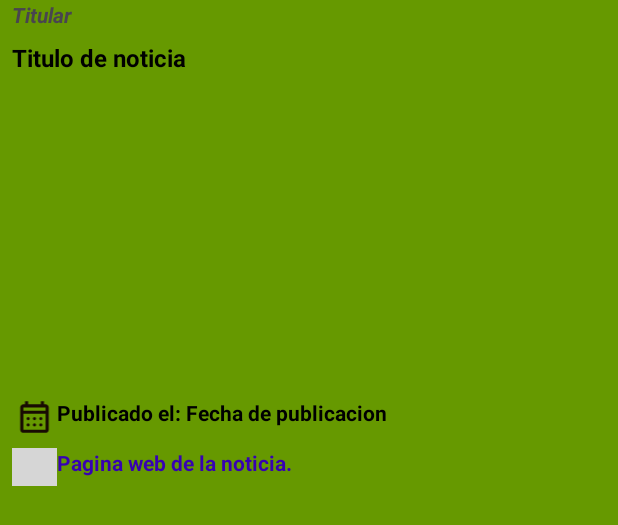
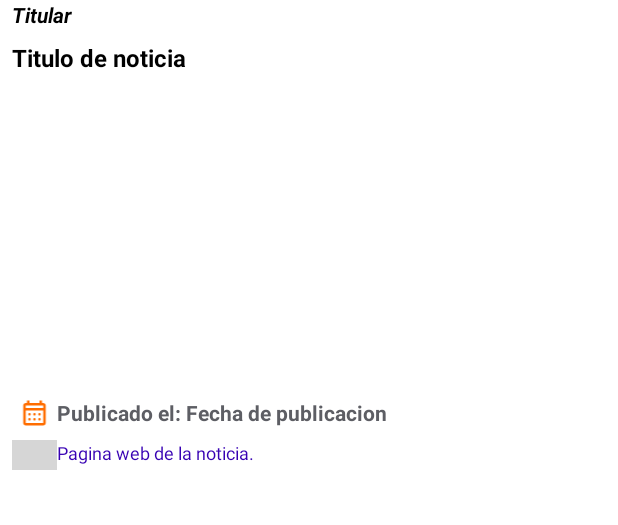
Before and after one commit to axel-anzules/beckendUTEQpagweb, an Android app: the layout noti_item.xml on its own in the app's theme, with its tools: preview values and no code run, on a phone screen of 412 x 824 dp. Shown: the top 525 px of the screen. Run offline under Robolectric (Android 15) with nearby library versions, the phone set to English and light mode, and no system bars; grey boxes are pictures that could not be loaded.

Commit message:
Refactor: Improve UI and add news link functionality
This commit introduces several UI improvements and new functionality:

- **UI Enhancements:**
    - `activity_main.xml`: Changed background to white, adjusted logo height and background, and modified top margin for the ListView.
    - `noti_item.xml`:
        - Changed background to white.
        - Updated text color for title, publication date, and category.
        - Adjusted icon sizes and tints for calendar and web icons.
        - Modified URL text view to be clickable, auto-link web URLs, and updated text size and style.
- **Functionality:**
    - `Adaptador_Noticia.java`:
        - Added functionality to open news URLs in a browser when clicked.
        - Set text color of the news category based on `colorIdentificador`.
        - Underlined and set the color of the news URL text.
    - `Noticia.java`:
        - Added `colorIdentificador` field to store the color for the news category.
        - Parsed `gtColorIdentf` from the JSON object to populate `colorIdentificador`.

```diff
--- a/app/src/main/java/com/example/beckenduteqpagweb/Noticia.java
+++ b/app/src/main/java/com/example/beckenduteqpagweb/Noticia.java
@@ -13,6 +13,7 @@ public class Noticia {
     private String urlimagen;
     private String fecha;
     private String urlnoticia;
+    private String colorIdentificador;
 
     private static final String BASE_URL_IMAGEN = "https://uteq.edu.ec/assets/images/news/pagina/";
     private static final String BASE_URL_NOTICIA = "https://uteq.edu.ec/es/comunicacion/noticia/";
@@ -33,6 +34,9 @@ public class Noticia {
     public String getUrlnoticia() { return urlnoticia; }
     public void setUrlnoticia(String urlnoticia) { this.urlnoticia = urlnoticia; }
 
+    public String getColorIdentificador() { return colorIdentificador; }
+    public void setColorIdentificador(String colorIdentificador) { this.colorIdentificador = colorIdentificador; }
+
     // Constructor que recibe un objeto JSON
     public Noticia(JSONObject jsonObject) {
         this.titulo = jsonObject.optString("ntTitular", "Sin título");
@@ -41,6 +45,7 @@ public class Noticia {
         // Obtener categoría si existe
         JSONObject categoriaObj = jsonObject.optJSONObject("objCategoriaNotc");
         this.categoria = (categoriaObj != null) ? categoriaObj.optString("gtTitular", "Sin categoría") : "Sin categoría";
+        this.colorIdentificador = (categoriaObj != null) ? categoriaObj.optString("gtColorIdentf", "#FFFFFF") : "#FFFFFF";
 
         // Construcción segura de URLs
         String portada = jsonObject.optString("ntUrlPortada", "");
--- a/app/src/main/res/layout/noti_item.xml
+++ b/app/src/main/res/layout/noti_item.xml
@@ -4,7 +4,7 @@
     xmlns:tools="http://schemas.android.com/tools"
     android:layout_width="match_parent"
     android:layout_height="match_parent"
-    android:background="@android:color/holo_green_dark">
+    android:background="@color/white">
 
     <TextView
         android:id="@+id/txtTitular"
@@ -14,6 +14,7 @@
         android:layout_marginEnd="8dp"
         android:text="Titular"
         android:textAlignment="viewStart"
+        android:textColor="@color/black"
         android:textSize="14sp"
         android:textStyle="bold|italic"
         app:layout_constraintEnd_toEndOf="parent"
@@ -63,17 +64,17 @@
         <ImageView
             android:id="@+id/imageView"
             android:layout_width="30sp"
-            android:layout_height="25sp"
+            android:layout_height="20sp"
             android:layout_gravity="start"
-            android:tint="#180B02"
+            android:tint="#FF6D00"
             app:srcCompat="@drawable/calendar" />
 
         <TextView
             android:id="@+id/textView"
             android:layout_width="wrap_content"
-            android:layout_height="wrap_content"
+            android:layout_height="match_parent"
             android:text="Publicado el: "
-            android:textColor="@color/black"
+            android:textColor="@color/material_dynamic_neutral40"
             android:textSize="14sp"
             android:textStyle="bold" />
 
@@ -83,7 +84,7 @@
             android:layout_height="wrap_content"
             android:text="Fecha de publicacion"
             android:textAlignment="textStart"
-            android:textColor="@color/black"
+            android:textColor="@color/material_dynamic_neutral40"
             android:textSize="14sp"
             android:textStyle="bold" />
 
@@ -103,21 +104,25 @@
         <ImageView
             android:id="@+id/imageView2"
             android:layout_width="30sp"
-            android:layout_height="25sp"
+            android:layout_height="20sp"
             android:layout_gravity="start"
-            android:tint="#1B0D02"
+            android:tint="#FF6D00"
             app:srcCompat="@drawable/www" />
 
         <TextView
             android:id="@+id/txtURLnt"
             android:layout_width="match_parent"
             android:layout_height="wrap_content"
-            android:layout_weight="1"
+            android:autoLink="web"
+            android:clickable="true"
+            android:focusable="true"
+            android:linksClickable="true"
             android:text="Pagina web de la noticia."
             android:textAlignment="textStart"
             android:textColor="@color/design_default_color_primary_variant"
-            android:textSize="14sp"
-            android:textStyle="bold" />
+            android:textColorLink="@color/design_default_color_primary_variant"
+            android:textSize="12sp"
+            android:textStyle="normal" />
     </LinearLayout>
 
 </androidx.constraintlayout.widget.ConstraintLayout>
```
Also changed, not shown: app/src/main/java/com/example/beckenduteqpagweb/Adaptador_Noticia.java (+21 -0 lines), app/src/main/res/layout/activity_main.xml (+4 -3 lines).
